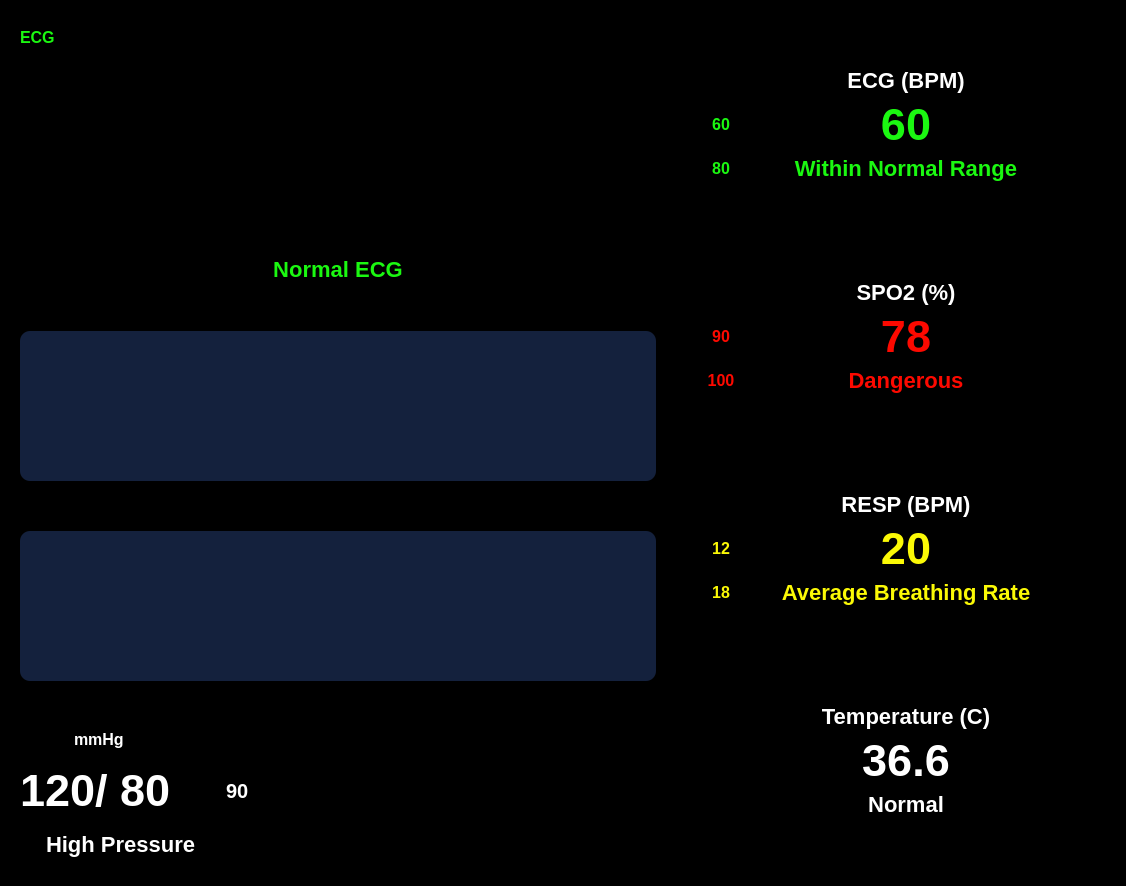
Qt form main.ui (karreemm/Digital-Patient-Moitor) before a commit.
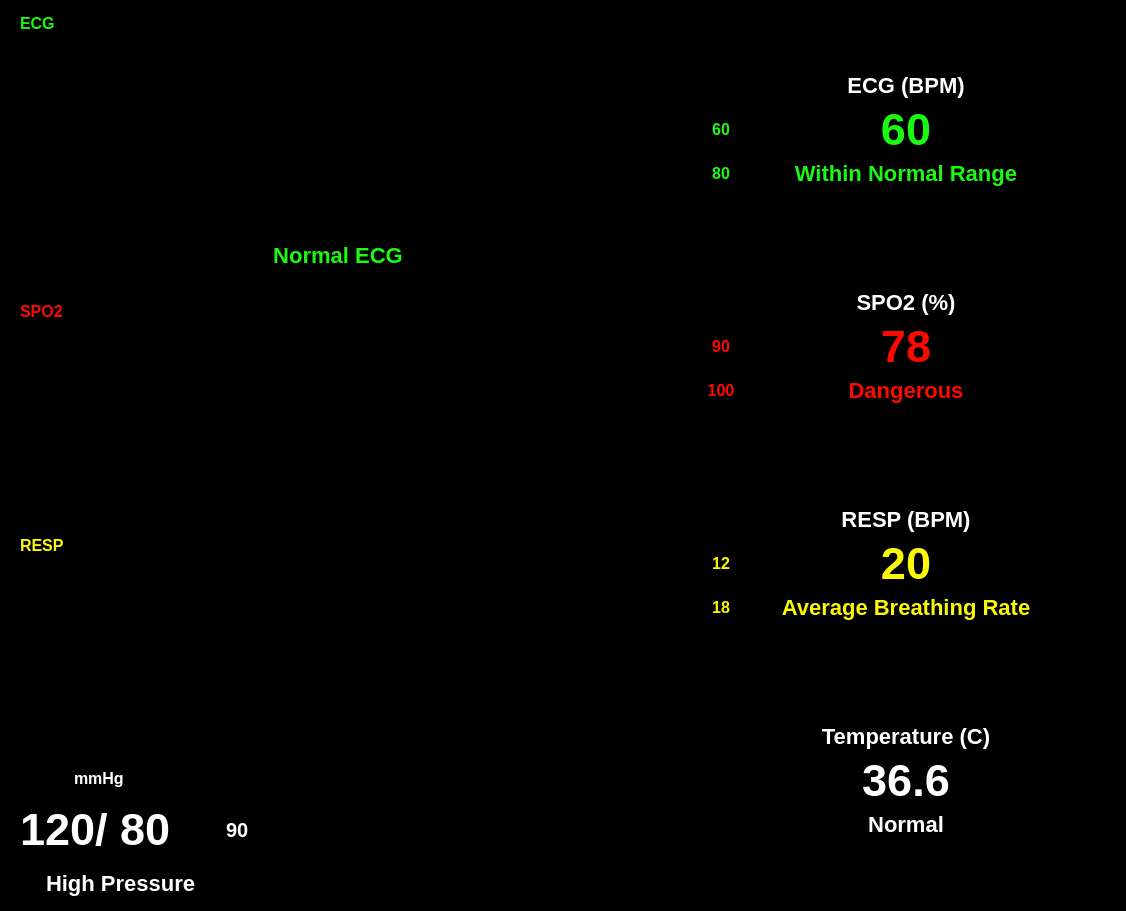
The same form after that commit.

Commit message: add SPO2 & RESP graphs

What changed in the file:
```diff
--- a/main.ui
+++ b/main.ui
@@ -7,7 +7,7 @@
     <x>0</x>
     <y>0</y>
     <width>1126</width>
-    <height>886</height>
+    <height>911</height>
    </rect>
   </property>
   <property name="windowTitle">
@@ -125,6 +125,18 @@
       </item>
       <item>
        <layout class="QVBoxLayout" name="verticalLayout_10">
+        <item>
+         <widget class="QLabel" name="label_3">
+          <property name="styleSheet">
+           <string notr="true">font-weight:bold;
+font-size: 16px;
+color: #fd0900</string>
+          </property>
+          <property name="text">
+           <string>SPO2</string>
+          </property>
+         </widget>
+        </item>
         <item>
          <widget class="QFrame" name="spo2Frame">
           <property name="minimumSize">
@@ -134,8 +146,7 @@
            </size>
           </property>
           <property name="styleSheet">
-           <string notr="true">background-color: #14213d;
-border-radius: 10px;</string>
+           <string notr="true">border-radius: 10px;</string>
           </property>
           <property name="frameShape">
            <enum>QFrame::StyledPanel</enum>
@@ -163,6 +174,18 @@
       </item>
       <item>
        <layout class="QVBoxLayout" name="verticalLayout_9">
+        <item>
+         <widget class="QLabel" name="label_25">
+          <property name="styleSheet">
+           <string notr="true">font-weight:bold;
+font-size: 16px;
+color: #fbf906</string>
+          </property>
+          <property name="text">
+           <string>RESP</string>
+          </property>
+         </widget>
+        </item>
         <item>
          <widget class="QFrame" name="respFrame">
           <property name="minimumSize">
@@ -172,8 +195,7 @@
            </size>
           </property>
           <property name="styleSheet">
-           <string notr="true">background-color: #14213d;
-border-radius: 10px;</string>
+           <string notr="true">border-radius: 10px;</string>
           </property>
           <property name="frameShape">
            <enum>QFrame::StyledPanel</enum>
```
Left out of the diff: 12 changed lines with no effect on the pictures. The commit also changes 10 other files.
